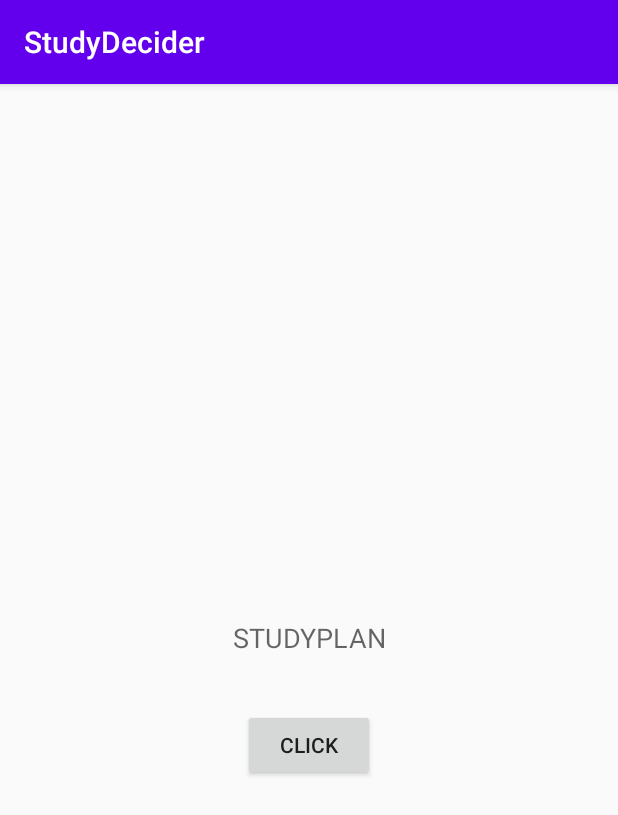
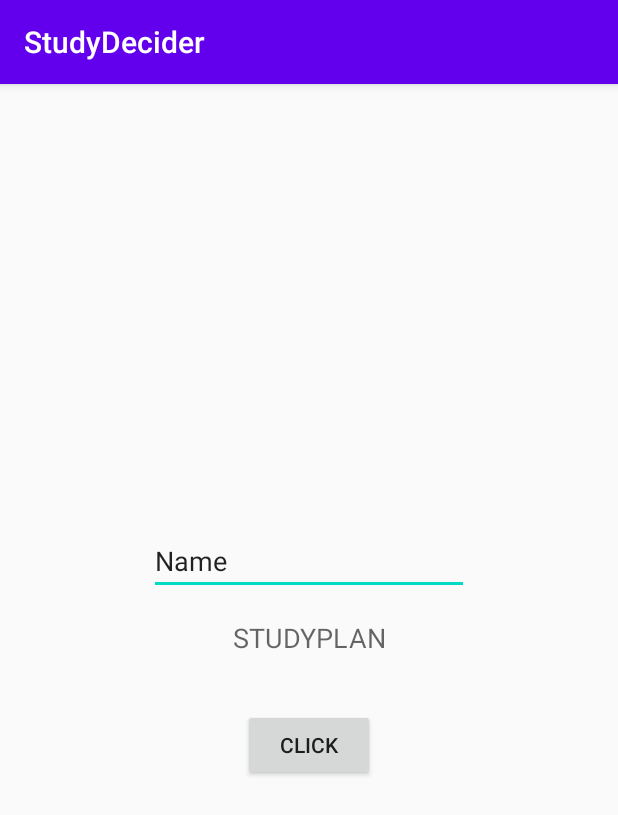
Before and after one commit to demin13/StudyDecider, an Android app: the screen it shows after launch (MainActivity), on a phone screen of 412 x 824 dp. Shown: the top 815 px of the screen. Run offline under Robolectric (Android 15) with nearby library versions, the phone set to English and light mode, and no system bars; Roboto replaces fonts that are not available here.

Commit message:
Added INput text

```diff
--- a/app/src/main/res/layout/activity_main.xml
+++ b/app/src/main/res/layout/activity_main.xml
@@ -31,4 +31,19 @@
         app:layout_constraintTop_toBottomOf="@+id/StudyPlan"
         app:layout_constraintVertical_bias="0.060000002" />
 
+    <EditText
+        android:id="@+id/editText"
+        android:layout_width="wrap_content"
+        android:layout_height="wrap_content"
+        android:layout_marginBottom="16dp"
+        android:autofillHints=""
+        android:ems="10"
+        android:hint="@string/add_name"
+        android:inputType="textPersonName"
+        android:text="@string/name"
+        app:layout_constraintBottom_toTopOf="@+id/StudyPlan"
+        app:layout_constraintEnd_toEndOf="parent"
+        app:layout_constraintHorizontal_bias="0.5"
+        app:layout_constraintStart_toStartOf="parent" />
+
 </androidx.constraintlayout.widget.ConstraintLayout>
--- a/app/src/main/res/values/strings.xml
+++ b/app/src/main/res/values/strings.xml
@@ -2,4 +2,6 @@
     <string name="app_name">StudyDecider</string>
     <string name="studyplan">STUDYPLAN</string>
     <string name="click">Click</string>
+    <string name="name">Name</string>
+    <string name="add_name">Add Name</string>
 </resources>
```
